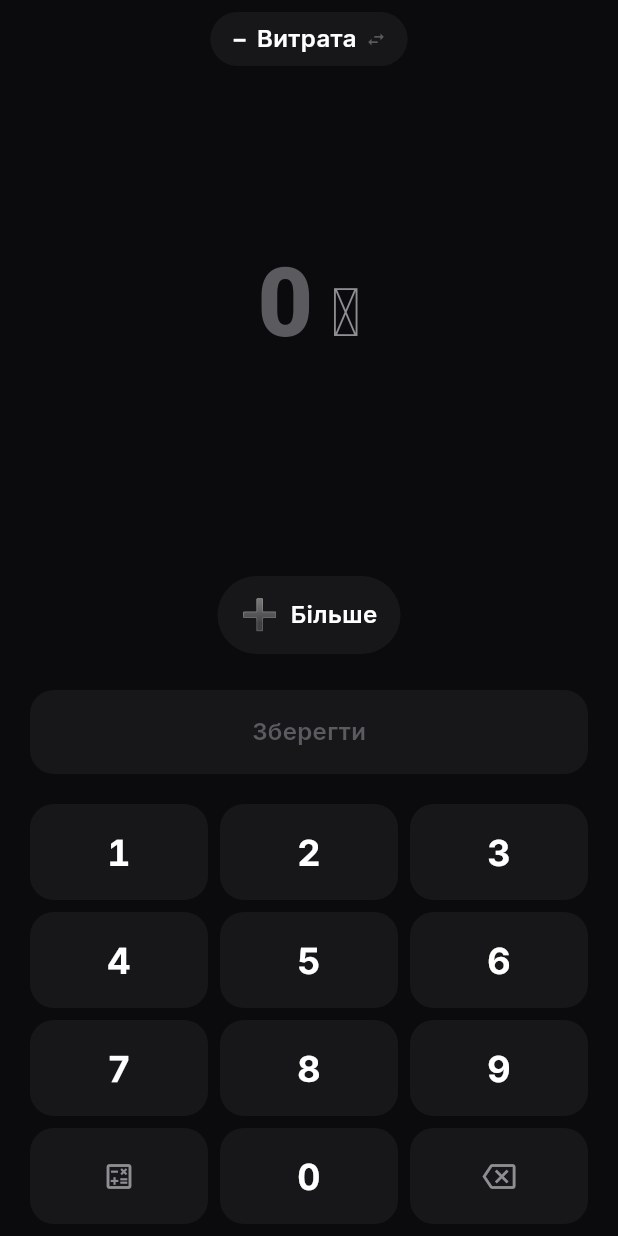
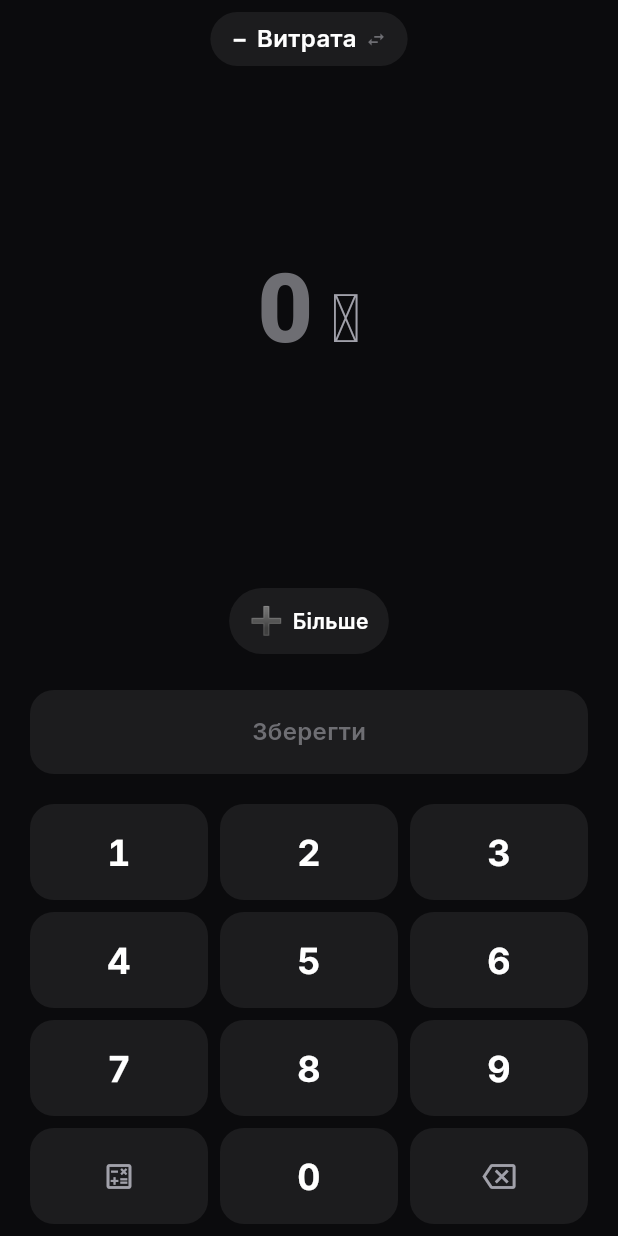
Before and after one commit to yevhenmyronov/qvas, a Flutter app: the screen it shows after launch, on a phone screen of 412 x 824 dp. Run offline on Flutter 3.47's test engine with Material 3 defaults, Android fonts, the phone set to English and light mode, and no system bars; our stand-ins replace drift, drift_flutter, flutter_riverpod; accounts and stored records are empty; generated files the repository leaves out were written again.

Commit message:
Dogfood day 1 feedback (decisions 30-33)
- resume after 10+ min in background always returns to input screen
- category picked from the sheet temporarily replaces the last bubble
  and highlights, so the choice is visible
- smaller bubbles: 44dp capsule (40 small), emoji 18, label 14/600,
  gap 8 - two rows of three, vertical space goes to digits and pad
- palette: surfaces 1C1C1E / 2C2C2E (were blending into background),
  secondary text A1A1AA, tertiary 6E6E73 (outdoor readability)
- edit sheet date is now a chip with calendar icon (was plain text,
  did not read as tappable)

```diff
--- a/lib/main.dart
+++ b/lib/main.dart
@@ -32,6 +32,7 @@ class QvasApp extends ConsumerStatefulWidget {
 class _QvasAppState extends ConsumerState<QvasApp>
     with WidgetsBindingObserver {
   final _snapshots = InputSnapshotStore();
+  final _navigatorKey = GlobalKey<NavigatorState>();
   DateTime? _pausedAt;
 
   @override
@@ -72,12 +73,16 @@ class _QvasAppState extends ConsumerState<QvasApp>
           _snapshots.clear();
         }
       case AppLifecycleState.resumed:
-        // Повернення пізніше ніж за 10 хвилин — стан скидається.
+        // Повернення пізніше ніж за 10 хвилин — стан вводу скидається,
+        // а застосунок повертається на Екран 1 (рішення 30): після довгої
+        // паузи людина відкриває його, щоб занести суму, а не дивитись
+        // на місці, де колись зупинилась.
         final pausedAt = _pausedAt;
         if (pausedAt != null &&
             DateTime.now().difference(pausedAt) >
                 InputSnapshotStore.maxAge) {
           ref.read(inputProvider.notifier).reset();
+          _navigatorKey.currentState?.popUntil((r) => r.isFirst);
         }
         _snapshots.clear();
         _pausedAt = null;
@@ -90,6 +95,7 @@ class _QvasAppState extends ConsumerState<QvasApp>
   Widget build(BuildContext context) {
     return MaterialApp(
       title: 'QVAS',
+      navigatorKey: _navigatorKey,
       debugShowCheckedModeBanner: false,
       theme: buildAppTheme(),
       // v0.1: мова захардкожена (uk). Без цього системні віджети —
--- a/lib/theme/tokens.dart
+++ b/lib/theme/tokens.dart
@@ -5,10 +5,11 @@ import 'package:flutter/material.dart';
 /// Значення не змінюються локально в екранах — тільки тут.
 
 abstract final class AppColors {
-  // Фони
+  // Фони. Оновлено 2026-08-14 (догфудинг, день 1): поверхні підняті до
+  // #1C1C1E / #2C2C2E — плашки зливались із фоном (рішення 33).
   static const bgBase = Color(0xFF0B0B0D);
-  static const bgSurface = Color(0xFF17171A);
-  static const bgSurfaceHigh = Color(0xFF212126);
+  static const bgSurface = Color(0xFF1C1C1E);
+  static const bgSurfaceHigh = Color(0xFF2C2C2E);
   static const borderHairline = Color(0x14FFFFFF); // white 8%
 
   // Дія та бренд
@@ -26,10 +27,11 @@ abstract final class AppColors {
   static const dangerSubtle = Color(0x24FF453A); // 14%
   static const textOnDanger = Color(0xFFFFFFFF);
 
-  // Текст
+  // Текст. Вторинний і третинний посвітлішали 2026-08-14 — сірий було
+  // важко читати на вулиці (рішення 33).
   static const textPrimary = Color(0xFFFFFFFF);
-  static const textSecondary = Color(0xFF8E8E93);
-  static const textTertiary = Color(0xFF5A5A5F);
+  static const textSecondary = Color(0xFFA1A1AA);
+  static const textTertiary = Color(0xFF6E6E73);
 }
 
 abstract final class AppRadius {
@@ -47,7 +49,7 @@ abstract final class AppSpace {
   static const block = 24.0;
 
   /// Проміжки бульбашок категорій (горизонталь і вертикаль).
-  static const bubbleGap = 10.0;
+  static const bubbleGap = 8.0;
 
   /// Проміжок між клітинками пада.
   static const padGap = 8.0;
@@ -61,9 +63,10 @@ abstract final class AppSize {
   static const padCell = 64.0;
   static const padCellSmall = 56.0;
 
-  /// Капсула категорії.
-  static const bubble = 52.0;
-  static const bubbleSmall = 48.0;
+  /// Капсула категорії. Зменшено 2026-08-14: пріоритет вертикалі — цифрам
+  /// і паду, бульбашки стають у два ряди (рішення 32).
+  static const bubble = 44.0;
+  static const bubbleSmall = 40.0;
 
   /// Кнопка «Зберегти».
   static const saveButton = 56.0;
--- a/lib/ui/input/category_bubbles.dart
+++ b/lib/ui/input/category_bubbles.dart
@@ -22,8 +22,20 @@ class CategoryBubbles extends ConsumerWidget {
   Widget build(BuildContext context, WidgetRef ref) {
     final type = ref.watch(inputProvider.select((s) => s.type));
     final selectedId = ref.watch(inputProvider.select((s) => s.categoryId));
-    final top = ref.watch(topCategoriesProvider(type));
     final isIncome = type == TxType.income;
+
+    // Категорія, обрана зі шторки й відсутня в п'ятірці, тимчасово посідає
+    // місце останньої бульбашки і підсвічується (рішення 31) — інакше після
+    // шторки не видно, що саме обрано. Після скидання вибору склад
+    // повертається.
+    final top = [...ref.watch(topCategoriesProvider(type))];
+    if (selectedId != null && !top.any((c) => c.id == selectedId)) {
+      final picked =
+          ref.watch(categoriesByIdProvider).value?[selectedId];
+      if (picked != null && top.isNotEmpty) {
+        top[top.length - 1] = picked;
+      }
+    }
 
     return Wrap(
       alignment: WrapAlignment.center,
@@ -96,7 +108,7 @@ class CategoryBubble extends StatelessWidget {
       builder: (context, pressed) => AnimatedContainer(
         duration: AppDurations.of(context, AppDurations.micro),
         height: height,
-        padding: const EdgeInsets.symmetric(horizontal: 14),
+        padding: const EdgeInsets.symmetric(horizontal: 12),
         decoration: BoxDecoration(
           color: selected
               ? subtle
@@ -112,11 +124,12 @@ class CategoryBubble extends StatelessWidget {
         child: Row(
           mainAxisSize: MainAxisSize.min,
           children: [
-            Text(emoji, style: const TextStyle(fontSize: 20)),
-            const SizedBox(width: 8),
+            Text(emoji, style: const TextStyle(fontSize: 18)),
+            const SizedBox(width: 6),
             Text(
               label,
-              style: AppText.bodyStrong,
+              // Кегль зменшений разом із капсулою (рішення 32).
+              style: AppText.bodyStrong.copyWith(fontSize: 14),
               maxLines: 1,
               overflow: TextOverflow.ellipsis,
             ),
```
Also changed, not shown: lib/ui/sheets/quick_edit_sheet.dart (+32 -10 lines).
